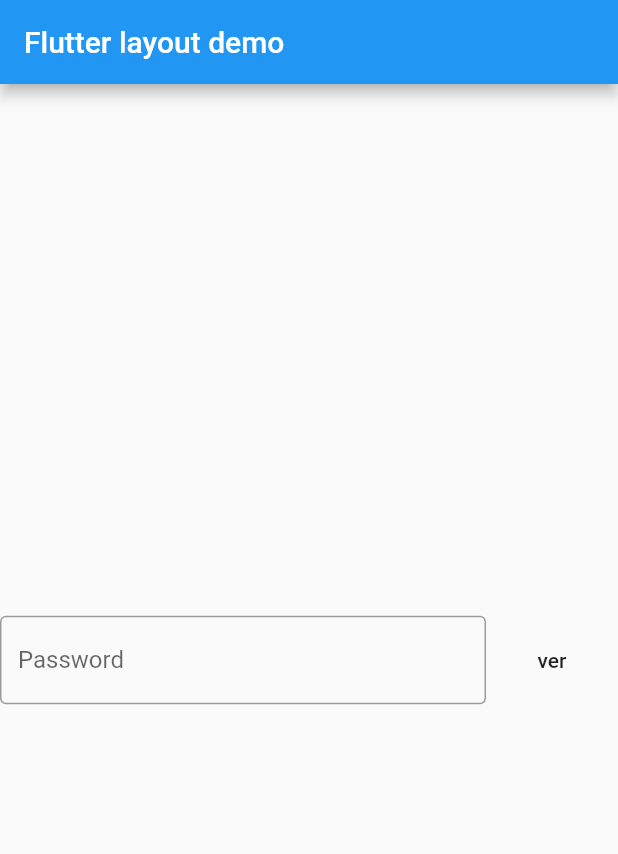
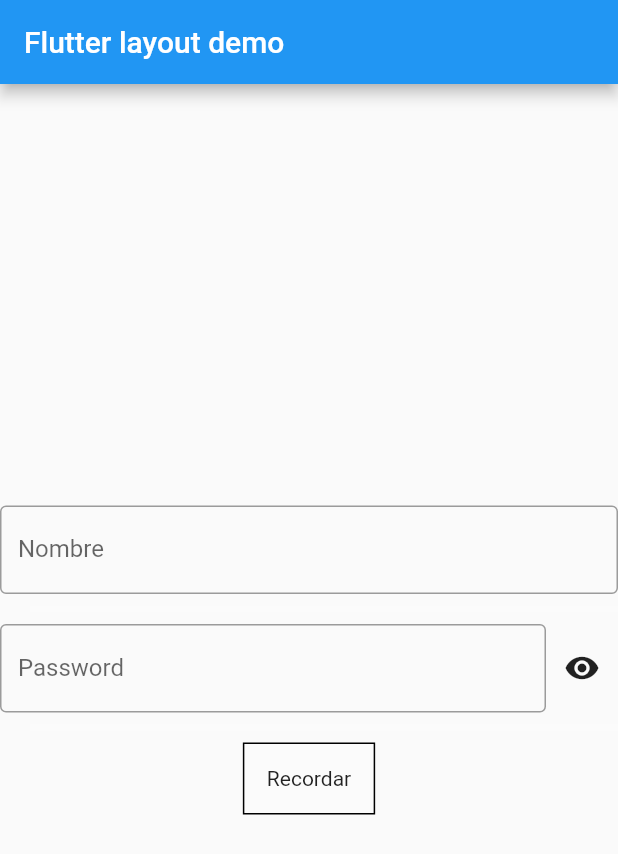
Before and after one commit to DaniWosel/stateful2, a Flutter app: the screen it shows after launch, on a phone screen of 412 x 824 dp. Shown: the top 854 px of the screen. Run offline on Flutter 3.47's test engine with Material 2 defaults, Android fonts, the phone set to English and light mode, and no system bars.

Commit message:
Nombre passwd y recordar

```diff
--- a/lib/formulario.dart
+++ b/lib/formulario.dart
@@ -23,15 +23,15 @@ class FormularioState extends State<Formulario>{
 
 
 
-class Formulario extends StatefulWidget{
+class Login extends StatefulWidget{
   @override
-  FormularioState createState(){
-    print(" CreateState Formulario");
-    return new FormularioState();
+  LoginState createState(){
+    print(" CreateState Login");
+    return new LoginState();
   }
 }
 
-class FormularioState extends State<Formulario>{
+class LoginState extends State<Login>{
 
   bool _mostrar= true;
 
@@ -44,6 +44,31 @@ class FormularioState extends State<Formulario>{
   @override
   Widget build(BuildContext context){
     return
+        Column(crossAxisAlignment: CrossAxisAlignment.center,
+               mainAxisAlignment: MainAxisAlignment.center,
+          children:[
+            Row(
+              children: [
+                Expanded(child:
+                TextField(
+                  decoration: InputDecoration(
+                    border: OutlineInputBorder(),
+                    labelText: 'Nombre',
+                  ),
+                ),
+                ),
+              ]
+
+            ),
+
+            const Divider(
+              color: Colors.white10,
+              height:20,
+              thickness:5,
+              indent:20,
+              endIndent:0,
+            ),
+
             Row(
                 children: [
                   Expanded(child:
@@ -56,12 +81,50 @@ class FormularioState extends State<Formulario>{
                   ),
                   ),
 
-          FlatButton(onPressed: (){
+                  if (_mostrar)
+                    IconButton(
+                        icon: Icon(Icons.visibility),
+                        onPressed: (){
                           doClick();
-          },
-          child: Text("ver")
+                        }
+                    )
+                  else
+                    IconButton(
+                        icon: Icon(Icons.visibility_off),
+                        onPressed: (){
+                          doClick();
+                        }
+                    )
+
+                ]
+            ),
+
+            const Divider(
+              color: Colors.white10,
+              height:20,
+              thickness:5,
+              indent:20,
+              endIndent:0,
+            ),
+
+
+            Row(
+                mainAxisAlignment: MainAxisAlignment.center,
+              children: [
+                Container(
+                padding: EdgeInsets.all(15),
+                decoration: BoxDecoration(
+                  border: Border.all(),
+                  color: Colors.white10,
+                ),
+                  child: Text("Recordar")
+                )
+
+              ]
+
             )
         ]
         );
+
   }
 }
--- a/lib/main.dart
+++ b/lib/main.dart
@@ -12,7 +12,7 @@ class MyApp extends StatelessWidget {
           title: Text('Flutter layout demo'),
         ),
         body: Center(
-          child: Formulario(),
+          child: Login(),
         ),
       ),
     );
```
Lines whose indentation alone changed are shown as unchanged.
